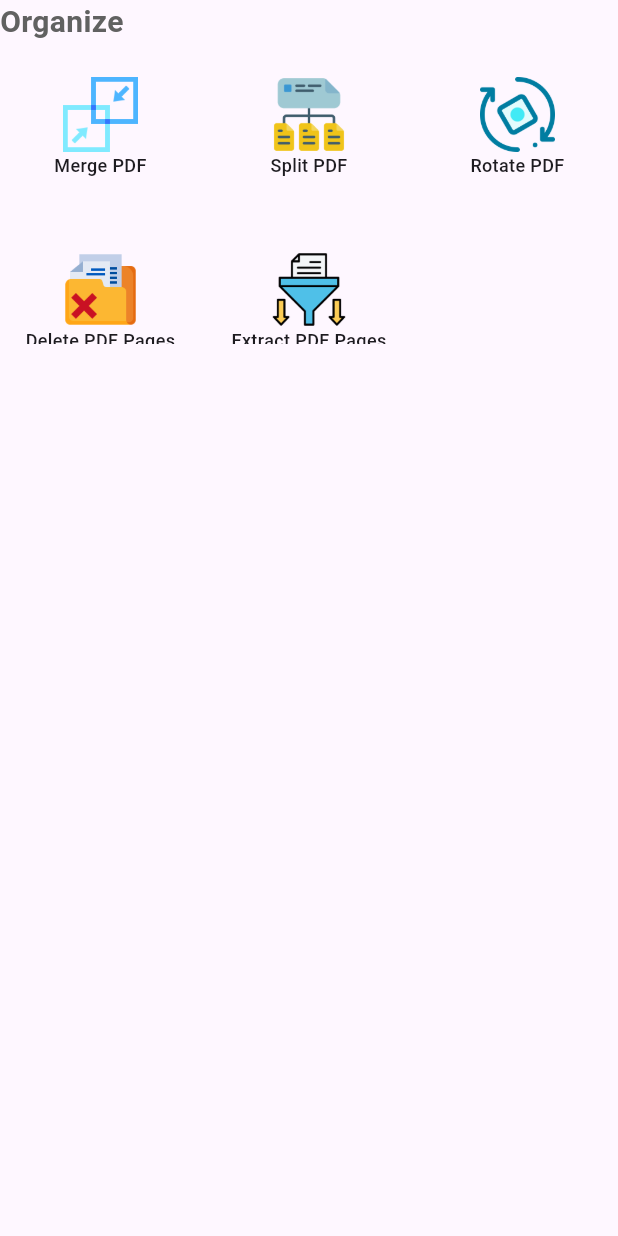
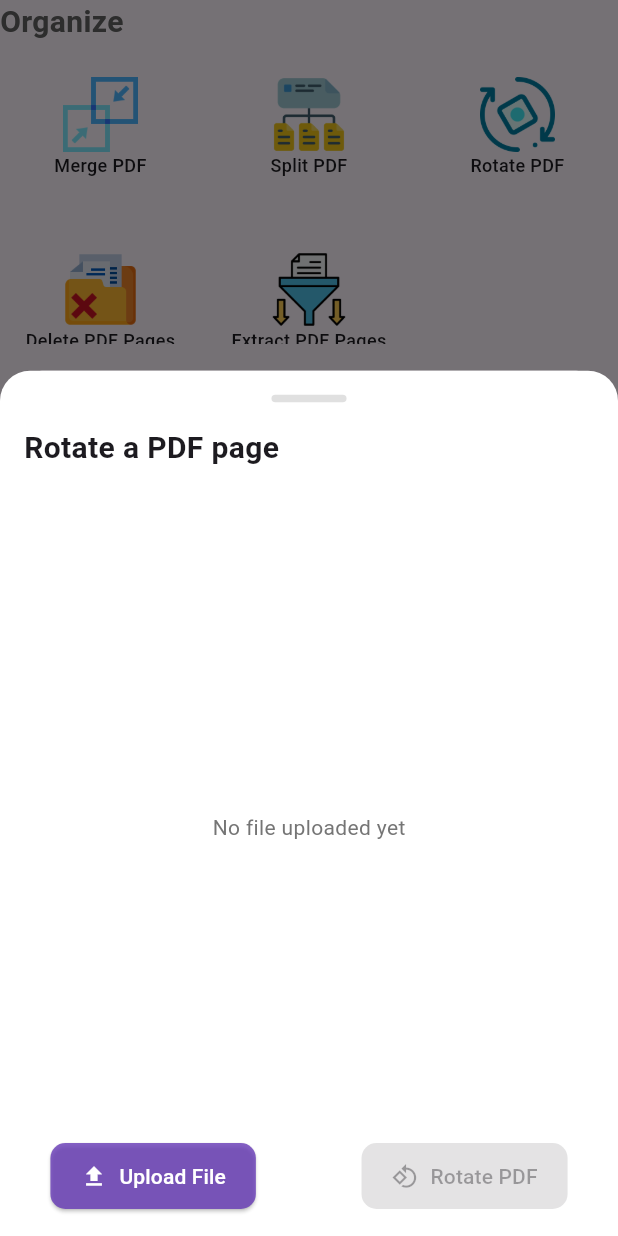
Before and after one commit to dhirajmishra98/DocuFlex, a Flutter app: the OrganizeSection widget shown alone on an empty page, opened directly, after a tap on "Rotate PDF", on a phone screen of 412 x 824 dp. Run offline on Flutter 3.47's test engine with Material 3 defaults, Android fonts, the phone set to English and light mode, and no system bars; drawn by our look-alikes of auto_size_text; our stand-ins replace awesome_dialog, concentric_transition, connectivity_plus, file_picker, flutter_advanced_drawer, flutter_spinkit and 8 more; missing offline and left inert: cunning_document_scanner, flutter_pdfview, in_app_update, pdf_manipulator, syncfusion_flutter_pdf; accounts and stored records are empty; project files that could hold a hidden picture were left out.

Commit message:
rotate pdf page module

```diff
--- a/lib/features/organize/organize_section.dart
+++ b/lib/features/organize/organize_section.dart
@@ -3,6 +3,7 @@
 import 'dart:io';
 
 import 'package:awesome_dialog/awesome_dialog.dart';
+import 'package:docuflex/features/organize/widgets/rotate_pdf_bottomsheet.dart';
 import 'package:file_picker/file_picker.dart';
 import 'package:flutter/material.dart';
 import 'package:open_file/open_file.dart';
@@ -147,11 +148,7 @@ class _OrganizeSectionState extends State<OrganizeSection> {
                   isScrollControlled: true,
                   context: context,
                   builder: (context) => MergePdfBottomSheet(
-                    title: "Merge Pdfs",
-                    allowedExtensions: const ['pdf'],
-                    invalidFormatWarningMessage: "Please select only PDFs",
-                    buttonLabel: "Merge",
-                    buttonIcon: Icons.merge,
+                    title: "Merge PDFs",
                     callback: (mergedPath) {
                       setState(() {
                         operatedPdfPath = mergedPath;
@@ -181,7 +178,20 @@ class _OrganizeSectionState extends State<OrganizeSection> {
               CustomCard(
                 tileText: "Rotate PDF",
                 iconPath: "assets/icons/rotate.png",
-                onTap: () {},
+                onTap: () => showModalBottomSheet(
+                  isScrollControlled: true,
+                  context: context,
+                  builder: (context) => RotatePdfBottomsheet(
+                    title: "Rotate a PDF page",
+                    onRotateComplete: (onRotateComplete) {
+                      setState(() {
+                        operatedPdfPath = onRotateComplete;
+                      });
+                      navigateToPdfOptionScreen(
+                          onRotateComplete, "Rotated PDF");
+                    },
+                  ),
+                ),
               ),
               CustomCard(
                 tileText: "Delete PDF Pages",
--- /dev/null
+++ b/lib/features/organize/widgets/rotate_pdf_bottomsheet.dart
@@ -0,0 +1,230 @@
+// ignore_for_file: use_build_context_synchronously
+
+import 'package:auto_size_text/auto_size_text.dart';
+import 'package:docuflex/utils/utils.dart';
+import 'package:file_picker/file_picker.dart';
+import 'package:flutter/material.dart';
+import 'package:flutter_pdfview/flutter_pdfview.dart';
+import 'package:gap/gap.dart';
+import 'package:pdf_manipulator/pdf_manipulator.dart';
+
+import '../../../utils/pdf_utils.dart';
+import '../../../widgets/custom_button.dart';
+import '../../../widgets/uploading_indicator.dart';
+
+class RotatePdfBottomsheet extends StatefulWidget {
+  const RotatePdfBottomsheet(
+      {super.key, required this.title, required this.onRotateComplete});
+  final String title;
+  final Function(String) onRotateComplete;
+
+  @override
+  State<RotatePdfBottomsheet> createState() => _RotatePdfBottomsheetState();
+}
+
+class _RotatePdfBottomsheetState extends State<RotatePdfBottomsheet> {
+  final TextEditingController _pageCountController = TextEditingController();
+  final TextEditingController _angleController = TextEditingController();
+  String? selectedFilePath;
+  int? totalPageCount;
+  bool _isUploading = false;
+  bool isPageCountValid = true;
+
+  Future<void> _pickFiles() async {
+    final result = await FilePicker.platform.pickFiles(
+      type: FileType.custom,
+      allowedExtensions: ["pdf"],
+      allowMultiple: false,
+      withData: true,
+    );
+
+    setState(() {
+      _isUploading = true;
+    });
+
+    selectedFilePath = result?.files.first.path;
+    totalPageCount = await getPdfPageCount(selectedFilePath!);
+
+    setState(() {
+      _isUploading = false;
+    });
+  }
+
+  Future<void> _rotatePages() async {
+    final pageNumber = int.tryParse(_pageCountController.text);
+    final rotationAngle = int.tryParse(_angleController.text);
+
+    try {
+      String? rotatedPagesPdfPath = await PdfManipulator().pdfPageRotator(
+        params: PDFPageRotatorParams(
+          pdfPath: selectedFilePath!,
+          pagesRotationInfo: [
+            //can pass more PageRotationInfo for multiple pages rotation
+            PageRotationInfo(
+              pageNumber: pageNumber!,
+              rotationAngle: rotationAngle!,
+            ),
+          ],
+        ),
+      );
+
+      if (rotatedPagesPdfPath != null) {
+        rotatedPagesPdfPath =
+            await getCustomDocumentName(rotatedPagesPdfPath, "rotated.pdf");
+        widget.onRotateComplete(rotatedPagesPdfPath);
+      } else {
+        showSnackbar(context, 'Failed to rotate pages.', Colors.red);
+      }
+    } catch (e) {
+      showSnackbar(context, "Error $e", Colors.red);
+    }
+  }
+
+  @override
+  Widget build(BuildContext context) {
+    return FractionallySizedBox(
+      heightFactor: 0.7,
+      child: Container(
+        padding: const EdgeInsets.all(16),
+        decoration: const BoxDecoration(
+          color: Colors.white,
+          borderRadius: BorderRadius.vertical(top: Radius.circular(20)),
+        ),
+        child: Column(
+          crossAxisAlignment: CrossAxisAlignment.start,
+          children: [
+            Center(
+              child: Container(
+                width: 50,
+                height: 5,
+                decoration: BoxDecoration(
+                  color: Colors.grey[300],
+                  borderRadius: BorderRadius.circular(5),
+                ),
+              ),
+            ),
+            const SizedBox(height: 16),
+            Text(
+              widget.title,
+              style: const TextStyle(fontSize: 20, fontWeight: FontWeight.bold),
+            ),
+            const Gap(10),
+            if (selectedFilePath != null) ...[
+              Column(
+                crossAxisAlignment: CrossAxisAlignment.start,
+                children: [
+                  TextField(
+                    controller: _pageCountController,
+                    decoration: InputDecoration(
+                      labelText: "Enter a number (e.g., 5)",
+                      border: const OutlineInputBorder(),
+                      errorText: isPageCountValid ? null : "",
+                    ),
+                    keyboardType: TextInputType.number,
+                    onChanged: (value) {
+                      setState(() {
+                        isPageCountValid =
+                            validatePageCount(value, totalPageCount!);
+                      });
+                    },
+                  ),
+                  if (!isPageCountValid)
+                    Padding(
+                      padding: const EdgeInsets.only(top: 5),
+                      child: Text(
+                        "Ensure the page count is a valid number and less than $totalPageCount.",
+                        style: const TextStyle(color: Colors.red, fontSize: 12),
+                      ),
+                    ),
+                ],
+              ),
+              const SizedBox(height: 12),
+              TextField(
+                controller: _angleController,
+                decoration: const InputDecoration(
+                  labelText: 'Rotation Angle (e.g., 90, 180, 270)',
+                  border: OutlineInputBorder(),
+                ),
+                keyboardType: TextInputType.number,
+              ),
+            ],
+            const Gap(20),
+            Expanded(
+              child: selectedFilePath == null
+                  ? Center(
+                      child: Text(
+                        "No file uploaded yet",
+                        style: TextStyle(color: Colors.grey[600]),
+                      ),
+                    )
+                  : _isUploading
+                      ? const UploadingIndicator()
+                      : ListTile(
+                          shape: RoundedRectangleBorder(
+                            borderRadius: BorderRadius.circular(5.0),
+                          ),
+                          titleAlignment: ListTileTitleAlignment.center,
+                          dense: false,
+                          tileColor: Colors.deepPurple.shade100,
+                          contentPadding: EdgeInsets.zero,
+                          leading: SizedBox(
+                            width: 80,
+                            height: 80,
+                            child: PDFView(
+                              filePath: selectedFilePath,
+                              enableSwipe: false,
+                              onViewCreated: (controller) async {
+                                await controller.setPage(0); // Thumbnail
+                              },
+                            ),
+                          ),
+                          title: AutoSizeText(
+                            selectedFilePath!.split('/').last,
+                            overflow: TextOverflow.ellipsis,
+                            maxLines: 1,
+                            style: const TextStyle(
+                              fontWeight: FontWeight.w600,
+                              fontSize: 15,
+                            ),
+                          ),
+                          trailing: IconButton(
+                            icon: const Icon(Icons.remove_circle_outlined),
+                            color: Colors.deepPurple.shade600,
+                            onPressed: () {
+                              setState(() {
+                                selectedFilePath = null;
+                              });
+                            },
+                          ),
+                        ),
+            ),
+            Row(
+              mainAxisAlignment: MainAxisAlignment.spaceAround,
+              crossAxisAlignment: CrossAxisAlignment.center,
+              children: [
+                CustomButton(
+                  label: "Upload File",
+                  iconData: Icons.upload,
+                  onPressed: _pickFiles,
+                ),
+                const SizedBox(height: 10),
+                CustomButton(
+                  iconData: Icons.rotate_90_degrees_ccw,
+                  label: "Rotate PDF",
+                  isActiveButton: selectedFilePath != null &&
+                      (_pageCountController.text.isNotEmpty &&
+                          _angleController.text.isNotEmpty),
+                  onPressed: selectedFilePath != null &&
+                          (_pageCountController.text.isNotEmpty &&
+                              _angleController.text.isNotEmpty)
+                      ? _rotatePages
+                      : null,
+                ),
+              ],
+            )
+          ],
+        ),
+      ),
+    );
+  }
+}
--- a/pubspec.yaml
+++ b/pubspec.yaml
@@ -62,6 +62,7 @@ dependencies:
   connectivity_plus: ^6.1.0
   webview_flutter: ^4.8.0
   path: ^1.9.0
+  flutter_spinkit: ^5.2.1
 
 
 dev_dependencies:
```
Also changed, not shown: lib/features/organize/widgets/merge_pdf_bottomsheet.dart (+22 -28 lines), lib/features/organize/widgets/split_pdf_bottomsheet.dart (+16 -15 lines), lib/utils/utils.dart (+20 -1 lines), lib/widgets/uploading_indicator.dart (added, +18 -0 lines), pubspec.lock.
